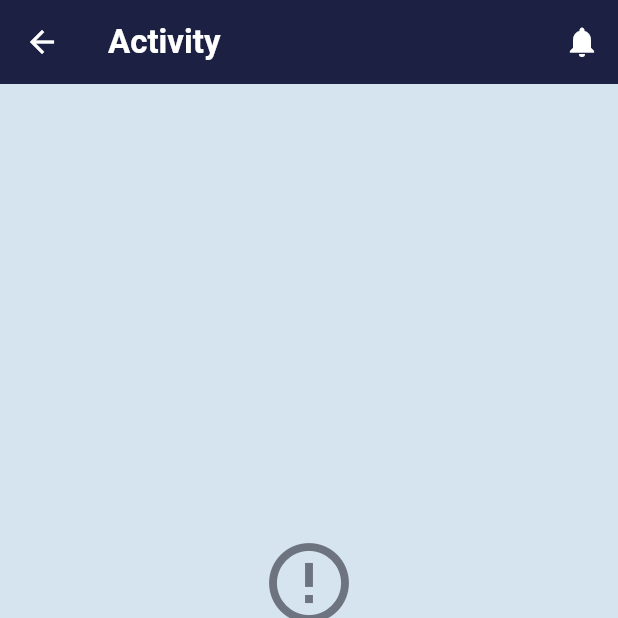
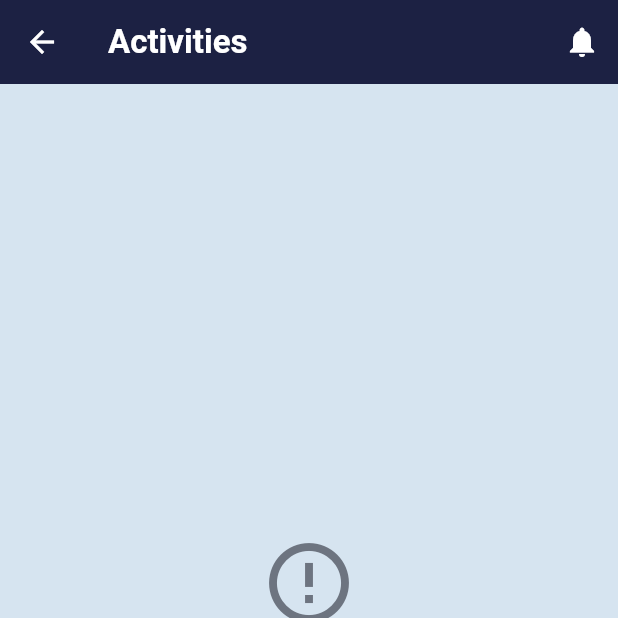
Before and after one commit to ashleeeeeq/fairallmobile, a Flutter app: the ActivitiesScreen screen opened directly with empty values, on a phone screen of 412 x 824 dp, the top half of it. Run offline on Flutter 3.47's test engine with Material 3 defaults, Android fonts, the phone set to English and light mode, and no system bars; our stand-ins replace firebase_core, firebase_messaging, flutter_local_notifications, flutter_secure_storage, image_picker, open_filex and 2 more; missing offline and left inert: mobile_scanner; accounts and stored records are empty; network calls fail.

Commit message:
Change NavBar label from 'Home' to 'Dashboard'

```diff
--- a/lib/screens/beneficiary/activities_screen.dart
+++ b/lib/screens/beneficiary/activities_screen.dart
@@ -349,7 +349,7 @@ class _ActivitiesScreenState extends State<ActivitiesScreen> with WidgetsBinding
   PreferredSizeWidget _buildAppBar() {
     return AppBar(
       title: const Text(
-        'Activity',
+        'Activities',
         style: TextStyle(
           fontFamily: AppFonts.roboto,
           fontWeight: FontWeight.bold,
--- a/lib/screens/bottom_bar/beneficiary_bar.dart
+++ b/lib/screens/bottom_bar/beneficiary_bar.dart
@@ -82,7 +82,7 @@ class _BeneficiaryMainScreenState extends State<BeneficiaryMainScreen> {
     final Color activeColor = Colors.white;
     final Color inactiveColor = Colors.white.withAlpha(115);
 
-    const labels = ['Home', 'Activities', 'QR', 'Records', 'Profile'];
+    const labels = ['Dashboard', 'Activities', 'QR', 'Records', 'Profile'];
     const icons = [
       Icons.home_rounded,
       Icons.school_outlined,
--- a/lib/screens/bottom_bar/donor_bar.dart
+++ b/lib/screens/bottom_bar/donor_bar.dart
@@ -63,7 +63,7 @@ class _DonorMainScreenState extends State<DonorMainScreen> {
     final Color activeColor = Colors.white;
     final Color inactiveColor = Colors.white.withAlpha(115);
 
-    const labels = ['Home', 'Donate', 'Donations', 'Profile'];
+    const labels = ['Dashboard', 'Donate', 'Donations', 'Profile'];
     const icons = [
       Icons.home_rounded,
       Icons.volunteer_activism_rounded,
```
